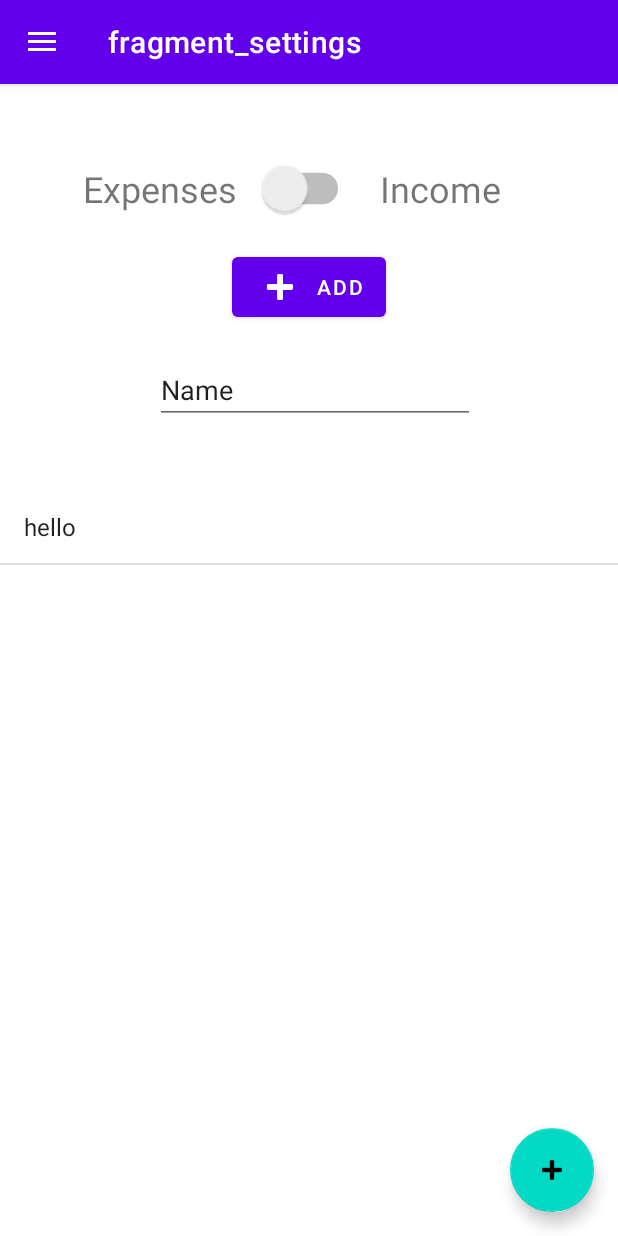
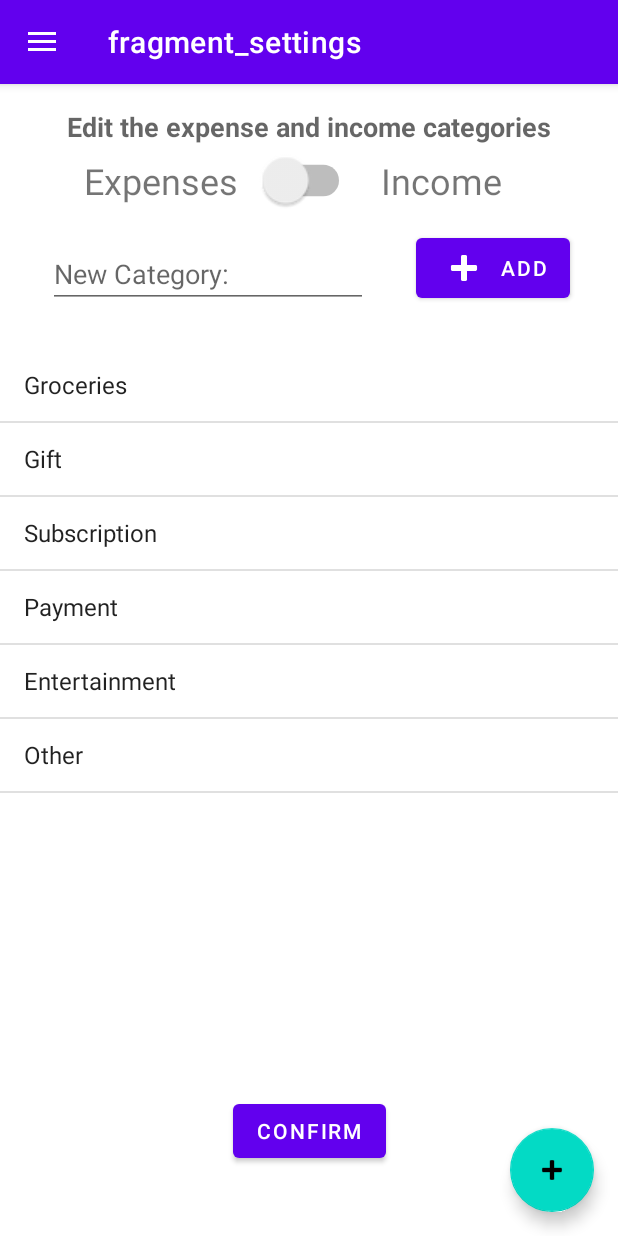
Before and after one commit to Bluestopsign98/MobileAppDev, an Android app: the screen it shows after launch (MainActivity), in the side drawer, after a tap on "Settings", on a phone screen of 412 x 824 dp. Run offline under Robolectric (Android 15) with nearby library versions, the phone set to English and light mode, and no system bars; our stand-ins replace Picasso, navigation-ui; libraries missing offline, so code that uses them is left out: com.koushikdutta.ion; pictures from the network do not load.

Commit message:
Added category editer to settings page

```diff
--- a/app/src/main/java/com/example/budgetapp/MainActivity.kt
+++ b/app/src/main/java/com/example/budgetapp/MainActivity.kt
@@ -19,7 +19,7 @@ import com.example.budgetapp.ui.AddEntryActivity
 import com.example.budgetapp.ui.SettingsActivity
 import com.google.gson.Gson
 
-const val TAG = "MainActivity"
+private const val TAG = "MainActivity"
 
 class MainActivity : AppCompatActivity() {
 
--- a/app/src/main/java/com/example/budgetapp/SettingsFragment.kt
+++ b/app/src/main/java/com/example/budgetapp/SettingsFragment.kt
@@ -1,12 +1,15 @@
 package com.example.budgetapp
 
 import android.content.Context
+import android.content.Intent
+import android.media.MediaPlayer
 import android.os.Bundle
 import android.util.Log
 import androidx.fragment.app.Fragment
 import android.view.LayoutInflater
 import android.view.View
 import android.view.ViewGroup
+import android.widget.*
 import java.util.ArrayList
 import androidx.appcompat.app.AppCompatActivity
 import androidx.lifecycle.ViewModelProvider
@@ -14,11 +17,9 @@ import com.example.budgetapp.ui.home.HomeViewModel
 import com.google.gson.Gson
 import com.google.gson.reflect.TypeToken
 import kotlinx.android.synthetic.main.activity_add_entry.*
-import android.widget.ArrayAdapter
-import android.widget.ListView
-import android.widget.Switch
 import kotlinx.android.synthetic.main.fragment_settings.*
 
+private const val TAG = "SettingsFragment"
 
 class SettingsFragment : Fragment() {
     private var param1: String? = null
@@ -34,26 +35,80 @@ class SettingsFragment : Fragment() {
             savedInstanceState: Bundle?
     ): View? {
         val root = inflater.inflate(R.layout.fragment_settings, container, false)
-        retrieveCategories(root)
+        retrieveCategories()
+
         val myLV = root.findViewById<ListView>(R.id.categoryListView)
-        currentList.add("hello")
-        myAdapter = ArrayAdapter<String>(requireContext(), android.R.layout.simple_list_item_1, currentList)
+        myAdapter = ArrayAdapter<String>(this.requireContext(), android.R.layout.simple_list_item_1, currentList)
+
+        updateList()
         myLV.adapter = myAdapter
-        updateList()
+
+        var button = root.findViewById<Button>(R.id.addButton)
+        button.setOnClickListener { view ->
+            if (!categoryInput.text.isNullOrEmpty()){
+                if(income){
+                    incomeCategoriesList.add(categoryInput.text.toString())
+                }else{
+                    expenseCategoriesList.add(categoryInput.text.toString())
+                }
+
+                refreshListview()
+                myLV.adapter = myAdapter
+
+            }else{
+                Toast.makeText(this.requireContext(), "Cannot add an empty category string!", Toast.LENGTH_SHORT).show()
+            }
+        }
+
+        // --- Confirm button onClick, Save Shared preferences and return to home ---
+        var confirmButton = root.findViewById<Button>(R.id.confirm_button_id)
+        confirmButton.setOnClickListener { view ->
+
+            saveData()
+
+            // --- Return to Overview ---
+            val myIntent = Intent(this.requireContext(), MainActivity::class.java)
+            startActivity(myIntent)
+        }
+
+
         val ts = root.findViewById<Switch>(R.id.typeSwitch)
         ts.setOnClickListener()
         {
             categorySwitcher(root)
+            myLV.adapter = myAdapter
         }
 
-        myLV.setOnItemClickListener { list, item, position, id ->
-            //remove category
+
+        myLV.setOnItemLongClickListener { parent, view, position, id ->
+            val selectedItem = parent.getItemAtPosition(position).toString()
+            if(income){
+                incomeCategoriesList.removeAt(position)
+            }else{
+                expenseCategoriesList.removeAt(position)
+            }
+
+            Toast.makeText(this.requireContext(), "Deleting $selectedItem", Toast.LENGTH_SHORT).show()
+
+            // update listview
+            myAdapter.notifyDataSetChanged()
+
+            return@setOnItemLongClickListener true
         }
+
+
         return root
     }
 
+    // refresh the listview, for use after listview contents change
+    private fun refreshListview(){
+        myAdapter = ArrayAdapter<String>(this.requireContext(), android.R.layout.simple_list_item_1, currentList)
+    }
 
-    private fun retrieveCategories(view: View) {
+
+    private fun retrieveCategories() {
+        Log.d(TAG, "retrieveCategories: ")
+
         val sharedPreferences = this.getActivity()?.getSharedPreferences("BudgetApp", AppCompatActivity.MODE_PRIVATE)
         if (sharedPreferences!!.contains("IncomeCategories")) {
             // --- Retrieve the income category list ---
@@ -82,8 +137,6 @@ class SettingsFragment : Fragment() {
             // this will deserialize the previously saved Json into an object of the specified type (e.g., list)
             expenseCategoriesList = gson.fromJson<ArrayList<String>>(expenseCategories, sType)
         }
-        Log.d("ASDF",expenseCategoriesList.toString())
-
     }
 
     fun categorySwitcher(view: View){
@@ -92,7 +145,7 @@ class SettingsFragment : Fragment() {
         updateList()
     }
 
-    fun updateList()
+    private fun updateList()
     {
         if(income)
         {
@@ -102,9 +155,24 @@ class SettingsFragment : Fragment() {
         {
             currentList = expenseCategoriesList
         }
-        Log.d("TAG", currentList.toString())
-        myAdapter.notifyDataSetChanged()
+        refreshListview()
     }
 
+    // save current state
+    private fun saveData(){
+        val sharedPreferences = this.getActivity()?.getSharedPreferences("BudgetApp", AppCompatActivity.MODE_PRIVATE)
+        val editor = sharedPreferences?.edit()
+
+        // Create an instance of Gson (make sure to include its dependency first to be able use gson)
+        val gson = Gson()
+        // toJson() method serializes the specified object into its equivalent Json representation.
+        val updatedIncomeList = gson.toJson(incomeCategoriesList)
+        val updatedExpenseList = gson.toJson(incomeCategoriesList)
+        // Put the  Json representation, which is a string, into sharedPreferences
+        editor?.putString("IncomeCategories", updatedIncomeList )
+        editor?.putString("ExpenseCategories", updatedIncomeList )
+        // Apply the changes
+        editor?.apply()
+    }
 
 }
--- a/app/src/main/java/com/example/budgetapp/ui/EntryDetailsActivity.kt
+++ b/app/src/main/java/com/example/budgetapp/ui/EntryDetailsActivity.kt
@@ -95,10 +95,7 @@ class EntryDetailsActivity : AppCompatActivity() {
 
     }
 
-
-
     fun deleteEntry(view: View) {
-
         // --- Add new entry to database ---
         try {
             dbHelper.deleteData(
--- a/app/src/main/java/com/example/budgetapp/ui/SettingsActivity.kt
+++ b/app/src/main/java/com/example/budgetapp/ui/SettingsActivity.kt
@@ -19,6 +19,7 @@ import java.util.*
 
 private const val TAG = "SettingsActivity"
 
+// --- THIS IS NOT BEING USED!!!! USED SETTINGS FRAGMENT INSTEAD ---
 class SettingsActivity : AppCompatActivity() {
 
 
--- a/app/src/main/res/layout/fragment_settings.xml
+++ b/app/src/main/res/layout/fragment_settings.xml
@@ -7,86 +7,108 @@
     android:layout_height="match_parent"
     tools:context=".SettingsFragment">
 
-    <Switch
-        android:id="@+id/typeSwitch"
+    <ListView
+        android:id="@+id/categoryListView"
+        android:layout_width="0dp"
+        android:layout_height="471dp"
+        android:layout_marginTop="27dp"
+        app:layout_constraintBottom_toBottomOf="parent"
+        app:layout_constraintEnd_toEndOf="parent"
+        app:layout_constraintHorizontal_bias="0.0"
+        app:layout_constraintStart_toStartOf="parent"
+        app:layout_constraintTop_toBottomOf="@+id/categoryInput"
+        app:layout_constraintVertical_bias="0.0" />
+
+    <EditText
+        android:id="@+id/categoryInput"
         android:layout_width="wrap_content"
         android:layout_height="wrap_content"
-        android:layout_marginStart="182dp"
-        android:layout_marginTop="53dp"
-        android:layout_marginEnd="183dp"
-        android:ellipsize="middle"
-        android:onClick="categorySwitcher"
-        android:scaleX="1.5"
-        android:scaleY="1.5"
-        android:textSize="24sp"
-        app:layout_constraintEnd_toEndOf="parent"
+        android:layout_marginTop="23dp"
+        android:ems="10"
+        android:hint="New Category:"
+        android:inputType="textPersonName"
+        app:layout_constraintEnd_toStartOf="@+id/addButton"
+        app:layout_constraintHorizontal_bias="0.5"
         app:layout_constraintStart_toStartOf="parent"
-        app:layout_constraintTop_toTopOf="parent" />
+        app:layout_constraintTop_toBottomOf="@+id/textView7" />
 
     <TextView
         android:id="@+id/textView7"
         android:layout_width="wrap_content"
         android:layout_height="wrap_content"
         android:layout_marginStart="56dp"
-        android:layout_marginTop="53dp"
+        android:layout_marginTop="48dp"
         android:layout_marginEnd="24dp"
         android:text="Expenses"
         android:textSize="24sp"
         app:layout_constraintEnd_toStartOf="@+id/typeSwitch"
+        app:layout_constraintHorizontal_bias="0.0"
         app:layout_constraintStart_toStartOf="parent"
         app:layout_constraintTop_toTopOf="parent" />
+
+    <Switch
+        android:id="@+id/typeSwitch"
+        android:layout_width="wrap_content"
+        android:layout_height="wrap_content"
+        android:layout_marginStart="182dp"
+        android:layout_marginTop="48dp"
+        android:layout_marginEnd="183dp"
+        android:ellipsize="middle"
+        android:scaleX="1.5"
+        android:scaleY="1.5"
+        android:textSize="24sp"
+        app:layout_constraintEnd_toEndOf="parent"
+        app:layout_constraintHorizontal_bias="0.052"
+        app:layout_constraintStart_toStartOf="parent"
+        app:layout_constraintTop_toTopOf="parent" />
+
+    <Button
+        android:id="@+id/addButton"
+        android:layout_width="wrap_content"
+        android:layout_height="wrap_content"
+        android:layout_marginTop="16dp"
+        android:text="Add"
+        app:icon="@android:drawable/ic_input_add"
+        app:layout_constraintEnd_toEndOf="parent"
+        app:layout_constraintHorizontal_bias="0.5"
+        app:layout_constraintStart_toEndOf="@+id/categoryInput"
+        app:layout_constraintTop_toBottomOf="@+id/textView8" />
 
     <TextView
         android:id="@+id/textView8"
         android:layout_width="wrap_content"
         android:layout_height="wrap_content"
         android:layout_marginStart="24dp"
-        android:layout_marginTop="53dp"
+        android:layout_marginTop="48dp"
         android:layout_marginEnd="78dp"
         android:text="Income"
         android:textSize="24sp"
         app:layout_constraintEnd_toEndOf="parent"
+        app:layout_constraintHorizontal_bias="0.411"
         app:layout_constraintStart_toEndOf="@+id/typeSwitch"
         app:layout_constraintTop_toTopOf="parent" />
 
-    <ListView
-        android:id="@+id/categoryListView"
-        android:layout_width="412dp"
-        android:layout_height="475dp"
-        android:layout_marginTop="27dp"
-        android:layout_marginBottom="4dp"
+    <TextView
+        android:id="@+id/textView10"
+        android:layout_width="wrap_content"
+        android:layout_height="wrap_content"
+        android:layout_marginTop="16dp"
+        android:text="Edit the expense and income categories"
+        android:textAppearance="@style/TextAppearance.AppCompat.Medium"
+        android:textStyle="bold"
+        app:layout_constraintEnd_toEndOf="parent"
+        app:layout_constraintStart_toStartOf="parent"
+        app:layout_constraintTop_toTopOf="parent" />
+
+    <Button
+        android:id="@+id/confirm_button_id"
+        android:layout_width="wrap_content"
+        android:layout_height="wrap_content"
+        android:layout_marginBottom="20dp"
+        android:text="Confirm"
         app:layout_constraintBottom_toBottomOf="parent"
         app:layout_constraintEnd_toEndOf="parent"
-        app:layout_constraintHorizontal_bias="1.0"
         app:layout_constraintStart_toStartOf="parent"
-        app:layout_constraintTop_toBottomOf="@+id/categoryInput" />
-
-    <Button
-        android:id="@+id/addButton"
-        android:layout_width="wrap_content"
-        android:layout_height="wrap_content"
-        android:layout_marginStart="159dp"
-        android:layout_marginTop="23dp"
-        android:layout_marginEnd="159dp"
-        android:text="Add"
-        app:icon="@android:drawable/ic_input_add"
-        app:layout_constraintEnd_toEndOf="parent"
-        app:layout_constraintStart_toStartOf="parent"
-        app:layout_constraintTop_toBottomOf="@+id/typeSwitch" />
-
-    <EditText
-        android:id="@+id/categoryInput"
-        android:layout_width="wrap_content"
-        android:layout_height="wrap_content"
-        android:layout_marginStart="103dp"
-        android:layout_marginTop="20dp"
-        android:layout_marginEnd="98dp"
-        android:ems="10"
-        android:inputType="textPersonName"
-        android:text="Name"
-        app:layout_constraintEnd_toEndOf="parent"
-        app:layout_constraintHorizontal_bias="0.0"
-        app:layout_constraintStart_toStartOf="parent"
-        app:layout_constraintTop_toBottomOf="@+id/addButton" />
+        app:layout_constraintTop_toBottomOf="@+id/categoryListView" />
 
 </androidx.constraintlayout.widget.ConstraintLayout>
```
Also changed, not shown: app/src/main/java/com/example/budgetapp/ui/list/ListFragment.kt (+0 -9 lines).
